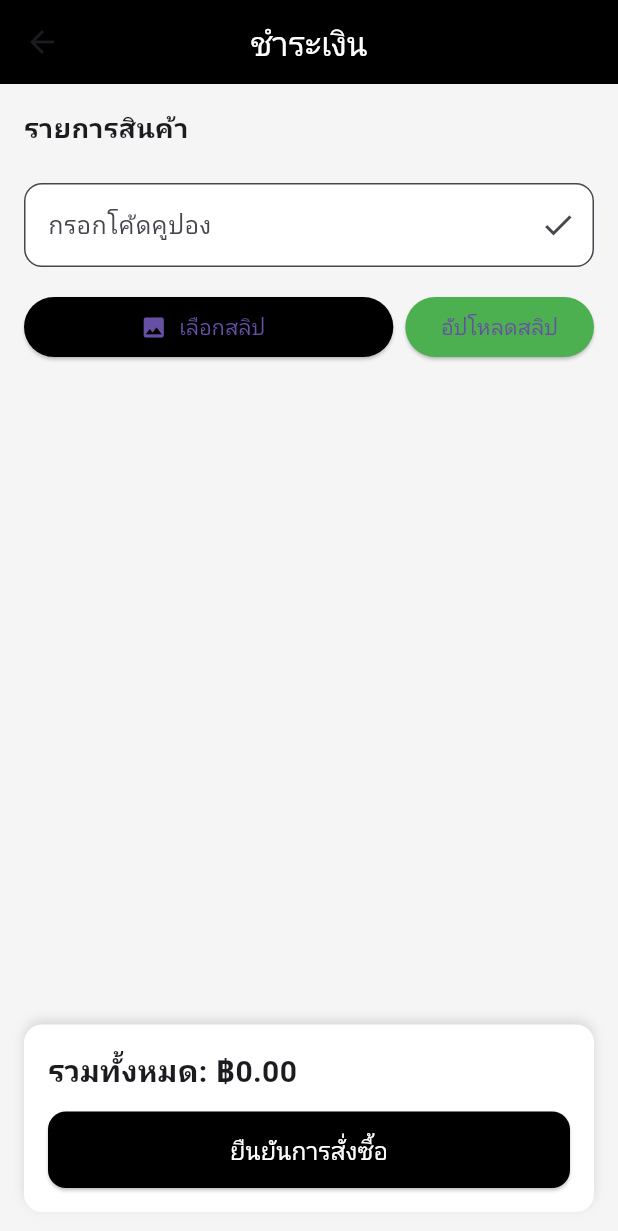
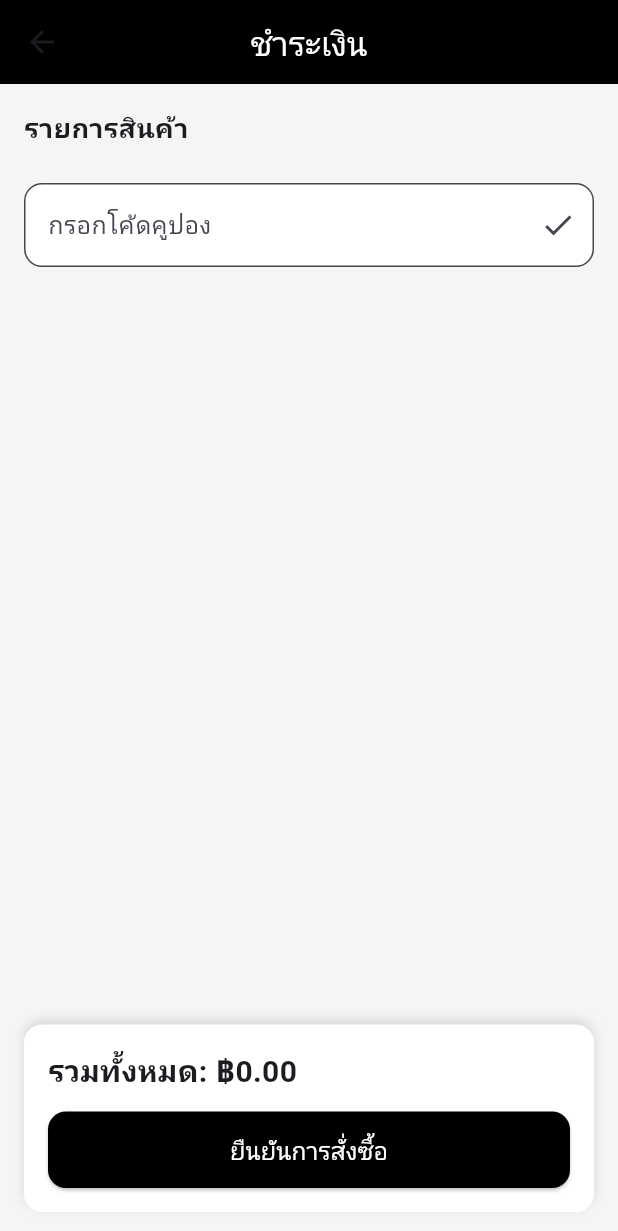
Before and after one commit to natthayasongsura/shoe_app, a Flutter app: the CheckoutPage screen opened directly, on a phone screen of 412 x 824 dp. Shown: the top 1231 px of the screen. Run offline on Flutter 3.47's test engine with Material 3 defaults, Android fonts, the phone set to English and light mode, and no system bars; our stand-ins replace cloud_firestore, firebase_auth, firebase_core, image_picker, lottie, qr_flutter; accounts and stored records are empty.

Commit message:
อปเดต

```diff
--- a/lib/pages/checkout_page.dart
+++ b/lib/pages/checkout_page.dart
@@ -244,41 +244,6 @@ class _CheckoutPageState extends State<CheckoutPage> {
                       ),
                     ),
                   ),
-                  if (!couponValid)
-                    const Padding(
-                      padding: EdgeInsets.only(top: 8),
-                      child: Text(
-                        'โค้ดคูปองไม่ถูกต้องหรือหมดอายุ',
-                        style: TextStyle(color: Colors.red),
-                      ),
-                    ),
-                  const SizedBox(height: 16),
-                  // ปุ่มอัปโหลดสลิป
-                  Row(
-                    children: [
-                      Expanded(
-                        child: ElevatedButton.icon(
-                          onPressed: pickSlipImage,
-                          icon: const Icon(Icons.image),
-                          label: const Text('เลือกสลิป'),
-                          style: ElevatedButton.styleFrom(
-                              backgroundColor: Colors.black),
-                        ),
-                      ),
-                      const SizedBox(width: 8),
-                      ElevatedButton(
-                        onPressed: uploadSlip,
-                        child: const Text('อัปโหลดสลิป'),
-                        style: ElevatedButton.styleFrom(
-                            backgroundColor: Colors.green),
-                      ),
-                    ],
-                  ),
-                  if (_slipImage != null)
-                    Padding(
-                      padding: const EdgeInsets.symmetric(vertical: 8),
-                      child: Image.file(_slipImage!, height: 120),
-                    ),
                 ],
               ),
             ),
```
